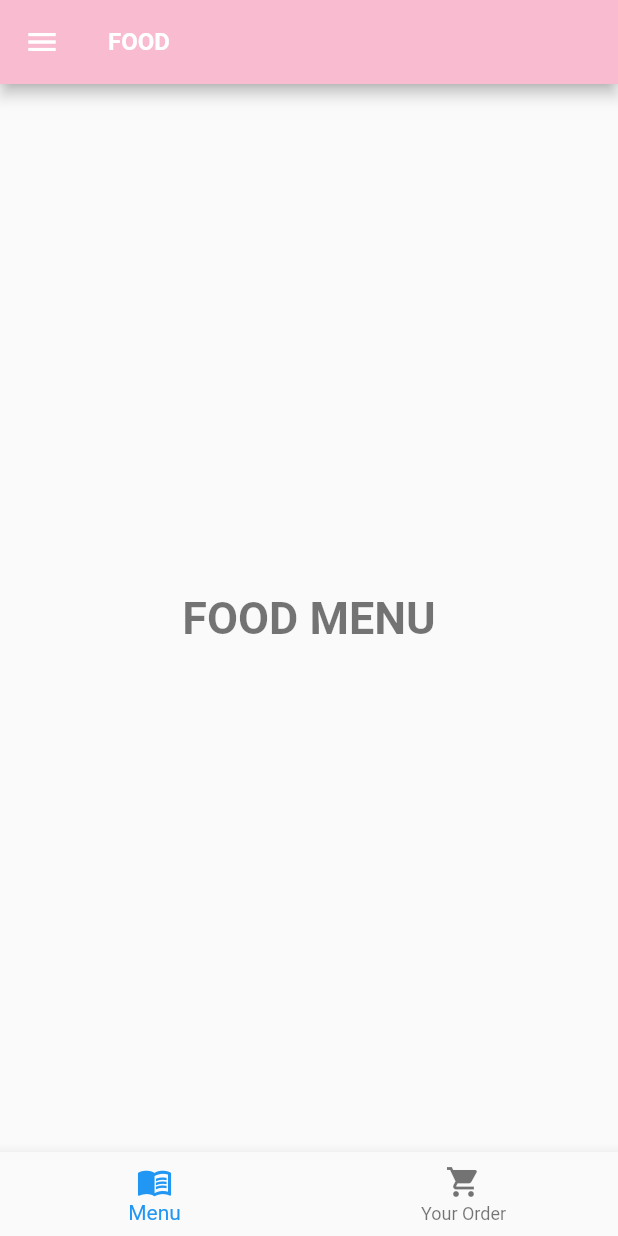
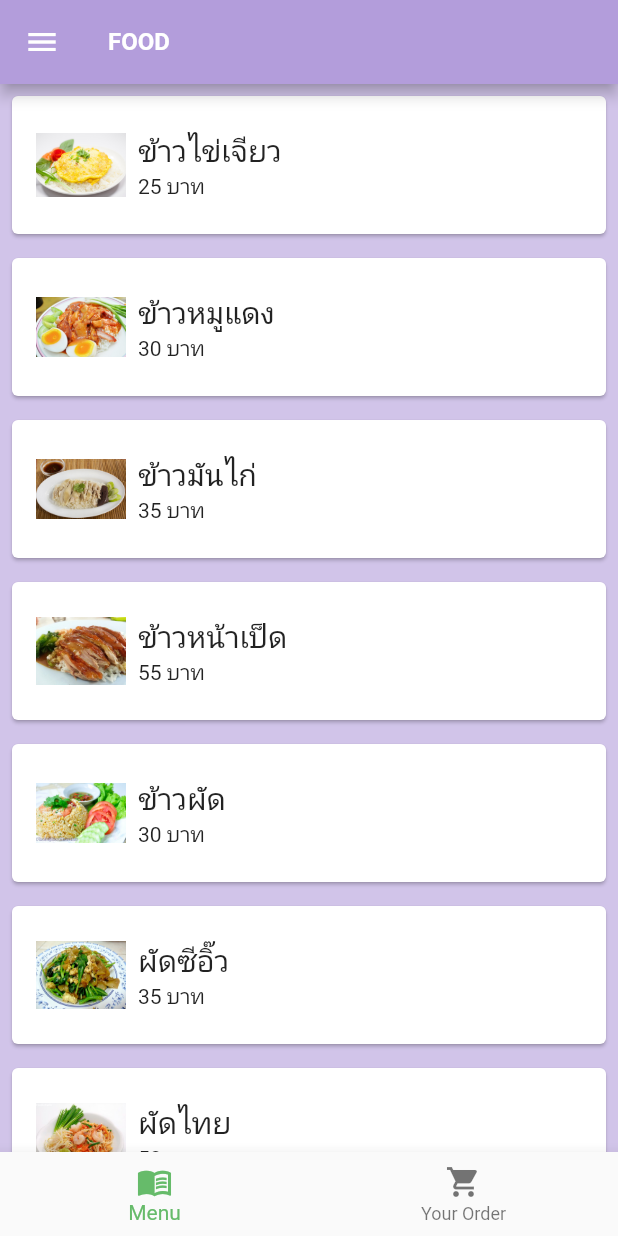
Before and after one commit to phutchatcha/flutter_food, a Flutter app: the HomePage screen opened by its route, on a phone screen of 412 x 824 dp. Run offline on Flutter 3.47's test engine with Material 2 defaults, Android fonts, the phone set to English and light mode, and no system bars.

```diff
--- a/lib/main.dart
+++ b/lib/main.dart
@@ -1,4 +1,5 @@
 import 'package:flutter/material.dart';
+import 'package:flutter_food/models/food_details.dart';
 import 'package:flutter_food/pages/login/login_page.dart';
 import 'package:flutter_food/pages/home/home_page.dart';
 void main() {
@@ -29,8 +30,9 @@ class MyApp extends StatelessWidget {
       routes: {
         LoginPage.routeName: (context) => const LoginPage(),
         HomePage.routeName: (context) => const HomePage(),
+        FoodDetail.routeName: (context) => const FoodDetail(),
       },
-      initialRoute:  '/login',
+      initialRoute: LoginPage.routeName,
     );
   }
 }
--- /dev/null
+++ b/lib/models/food_details.dart
@@ -0,0 +1,53 @@
+
+import 'package:flutter/cupertino.dart';
+import 'package:flutter/material.dart';
+import 'package:flutter_food/models/food_item.dart';
+
+class FoodDetail extends StatefulWidget {
+  static const routeName = '/details';
+  const FoodDetail({Key? key}) : super(key: key);
+
+  @override
+  _FoodDetailState createState() => _FoodDetailState();
+}
+
+class _FoodDetailState extends State<FoodDetail> {
+  @override
+  Widget build(BuildContext context) {
+    var foods = ModalRoute.of(context)!.settings.arguments as FoodItem;
+    return Scaffold(
+      appBar: AppBar(
+        title: Text('${foods.name}'),
+        backgroundColor: Colors.deepPurple.shade200,
+      ),
+      body: Container(
+
+        child: Center(
+          child: Column(
+            crossAxisAlignment: CrossAxisAlignment.center,
+            children: [
+              Image.asset('assets/images/${foods.image}',width: 550,height: 450,),
+              //SizedBox(height: 20.0),
+              Padding(padding: const EdgeInsets.all(5.0),
+              child: Text(
+                'ชื่อเมนู: ${foods.name}',
+                style: TextStyle(
+                  fontSize: 20.0
+                ),
+              ),
+              ),
+              Padding(padding: const EdgeInsets.all(0.0),
+              child: Text(
+                'ราคา: ${foods.price} บาท',
+                style: TextStyle(
+                  fontSize: 20.0,
+                ),
+              ),
+              ),
+            ],
+          ),
+        ),
+      ),
+    );
+  }
+}
--- /dev/null
+++ b/lib/models/food_item.dart
@@ -0,0 +1,18 @@
+class FoodItem {
+  final int id;
+  final String name;
+  final int price;
+  final String image;
+
+  FoodItem({
+    required this.id,
+    required this.name,
+    required this.price,
+    required this.image,
+  });
+
+  @override
+  String toString() {
+    return '$name ราคา $price บาท';
+  }
+}
--- a/lib/pages/home/foodlistpage.dart
+++ b/lib/pages/home/foodlistpage.dart
@@ -1,14 +1,120 @@
 import 'package:flutter/cupertino.dart';
 import 'package:flutter/material.dart';
+import 'package:flutter_food/models/food_details.dart';
+import 'package:flutter_food/models/food_item.dart';
+
 
 class FoodListPage extends StatelessWidget {
-  const FoodListPage({Key? key}) : super(key: key);
+  var items = [
+    FoodItem(
+      id: 1,
+      name: 'ข้าวไข่เจียว',
+      price: 25,
+      image: 'kao_kai_jeaw.jpg',
+    ),
+    FoodItem(
+      id: 2,
+      name: 'ข้าวหมูแดง',
+      price: 30,
+      image: 'kao_moo_dang.jpg',
+    ),
+    FoodItem(
+      id: 3,
+      name: 'ข้าวมันไก่',
+      price: 35,
+      image: 'kao_mun_kai.jpg',
+    ),
+    FoodItem(
+      id: 4,
+      name: 'ข้าวหน้าเป็ด',
+      price: 55,
+      image: 'kao_na_ped.jpg',
+    ),
+    FoodItem(
+      id: 5,
+      name: 'ข้าวผัด',
+      price: 30,
+      image: 'kao_pad.jpg',
+    ),
+    FoodItem(
+      id: 6,
+      name: 'ผัดซีอิ๊ว',
+      price: 35,
+      image: 'pad_sie_eew.jpg',
+    ),FoodItem(
+      id: 7,
+      name: 'ผัดไทย',
+      price: 50,
+      image: 'pad_thai.jpg',
+    ),
+    FoodItem(
+      id: 8,
+      name: 'ราดหน้า',
+      price: 40,
+      image: 'rad_na.jpg',
+    ),
+    FoodItem(
+      id: 9,
+      name: 'ส้มตำไก่ย่าง',
+      price: 80,
+      image: 'som_tum_kai_yang.jpg',
+    ),
+  ];
 
   @override
   Widget build(BuildContext context) {
-    return Scaffold(
-      body: Center(
-        child: Text('FOOD MENU',style: Theme.of(context).textTheme.headline1),
+    return Container(
+      color: Colors.deepPurple.shade100,
+      child: ListView.builder(
+        itemCount: items.length,
+        itemBuilder: (BuildContext context, int index) {
+          var item = items[index];
+
+          return Card(
+            margin: const EdgeInsets.all(8.0),
+            child: InkWell(
+              onTap: () {
+                print(item); //item.toString()
+                Navigator.pushNamed(
+                  context,
+                  FoodDetail.routeName,
+                  arguments: item,
+                );
+              },
+              child: Padding(
+                padding: const EdgeInsets.all(16.0),
+                child: Row(
+                  children: [
+                    Image.asset(
+                      'assets/images/${item.image}',
+                      width: 60.0,
+                      height: 60.0,
+                    ),
+                    SizedBox(
+                      width: 8.0,
+                    ),
+                    Column(
+                      crossAxisAlignment: CrossAxisAlignment.start,
+                      children: [
+                        Text(
+                          '${item.name}',
+                          style: TextStyle(fontSize: 20.0,
+                          ),
+                        ),Row(
+                          children: [
+                            Text('${item.price} บาท',
+                            style: TextStyle(fontSize: 14.0),
+                            ),
+                          ],
+                        )
+                      ],
+                    ),
+                  ],
+                ),
+              ),
+            ),
+          );
+        },
       ),
     );
   }
--- a/lib/pages/home/foodpage.dart
+++ b/lib/pages/home/foodpage.dart
@@ -3,7 +3,6 @@ import 'package:flutter_food/pages/home/foodlistpage.dart';
 import 'package:flutter_food/pages/home/orderpage.dart';
 
 class FoodPage extends StatefulWidget {
-
   const FoodPage({Key? key}) : super(key: key);
 
   @override
@@ -20,11 +19,21 @@ class _FoodPageState extends State<FoodPage> {
           child: _selectedBottomNavIndex == 0 ? FoodListPage() : OrderPage()),
       bottomNavigationBar: BottomNavigationBar(
         items: [
-          BottomNavigationBarItem(icon: Icon(Icons.menu_book), label: 'Menu'),
           BottomNavigationBarItem(
-              icon: Icon(Icons.shopping_cart), label: 'Your Order'),
+            icon: Icon(
+              Icons.menu_book,
+            ),
+            label: 'Menu',
+          ),
+          BottomNavigationBarItem(
+              icon: Icon(
+                Icons.shopping_cart,
+              ),
+              label: 'Your Order'),
         ],
-        currentIndex: _selectedBottomNavIndex, //สีปุ่มที่เลือก
+        currentIndex: _selectedBottomNavIndex,
+        fixedColor: Colors.green.shade400,
+        //สีปุ่มที่เลือก
         onTap: (index) {
           setState(() {
             _selectedBottomNavIndex = index;
--- a/lib/pages/home/home_page.dart
+++ b/lib/pages/home/home_page.dart
@@ -20,15 +20,16 @@ class _HomePageState extends State<HomePage> {
     return Scaffold(
       appBar: AppBar(
         title: _subPageIndex == 0 ? Text('FOOD') : Text('PROFILE'),
-        backgroundColor: Colors.pink.shade100,
+        backgroundColor: Colors.deepPurple.shade200,
       ),
       drawer: Drawer(
+
         child: ListView(
           padding: EdgeInsets.zero,
           children: [
             DrawerHeader(
               decoration: BoxDecoration(
-                color: Colors.purple.shade100,
+                color: Colors.green.shade200,
               ),
               child: Column(
                 crossAxisAlignment: CrossAxisAlignment.start,
@@ -54,10 +55,10 @@ class _HomePageState extends State<HomePage> {
             ListTile(
               title: _subPageIndex == 0
                   ? _buildDrawerItem(
-                  Icon(Icons.fastfood, color: Colors.purple.shade100),
+                  Icon(Icons.fastfood, color: Colors.purple.shade300),
                   Text(
                     'Food',
-                    style: TextStyle(color: Colors.purple.shade100),
+                    style: TextStyle(color: Colors.purple.shade300),
                   ))
                   : _buildDrawerItem(Icon(Icons.fastfood), Text('Food')),
               onTap: () => _showSubPage(0),
@@ -65,10 +66,10 @@ class _HomePageState extends State<HomePage> {
             ListTile(
               title: _subPageIndex == 1
                   ? _buildDrawerItem(
-                  Icon(Icons.person, color: Colors.purple.shade100),
+                  Icon(Icons.person, color: Colors.purple.shade300),
                   Text(
                     'Profile',
-                    style: TextStyle(color: Colors.purple.shade100),
+                    style: TextStyle(color: Colors.purple.shade300),
                   ))
                   : _buildDrawerItem(Icon(Icons.person), Text('Profile')),
               onTap: () => _showSubPage(1),
--- a/lib/pages/home/profilepage.dart
+++ b/lib/pages/home/profilepage.dart
@@ -9,6 +9,7 @@ class ProfilePage extends StatelessWidget {
   Widget build(BuildContext context) {
     return Scaffold(
       body: Container(
+        color: Colors.deepPurple.shade100,
         child: Center(
           child: Column(
             mainAxisAlignment: MainAxisAlignment.center,
```
Also changed, not shown: assets/images/food.png (added), assets/images/kao_kai_jeaw.jpg (added), assets/images/kao_moo_dang.jpg (added), assets/images/kao_mun_kai.jpg (added), assets/images/kao_na_ped.jpg (added), assets/images/kao_pad.jpg (added), assets/images/no_image.png (added), assets/images/pad_sie_eew.jpg (added), assets/images/pad_thai.jpg (added), assets/images/rad_na.jpg (added), assets/images/som_tum_kai_yang.jpg (added).
